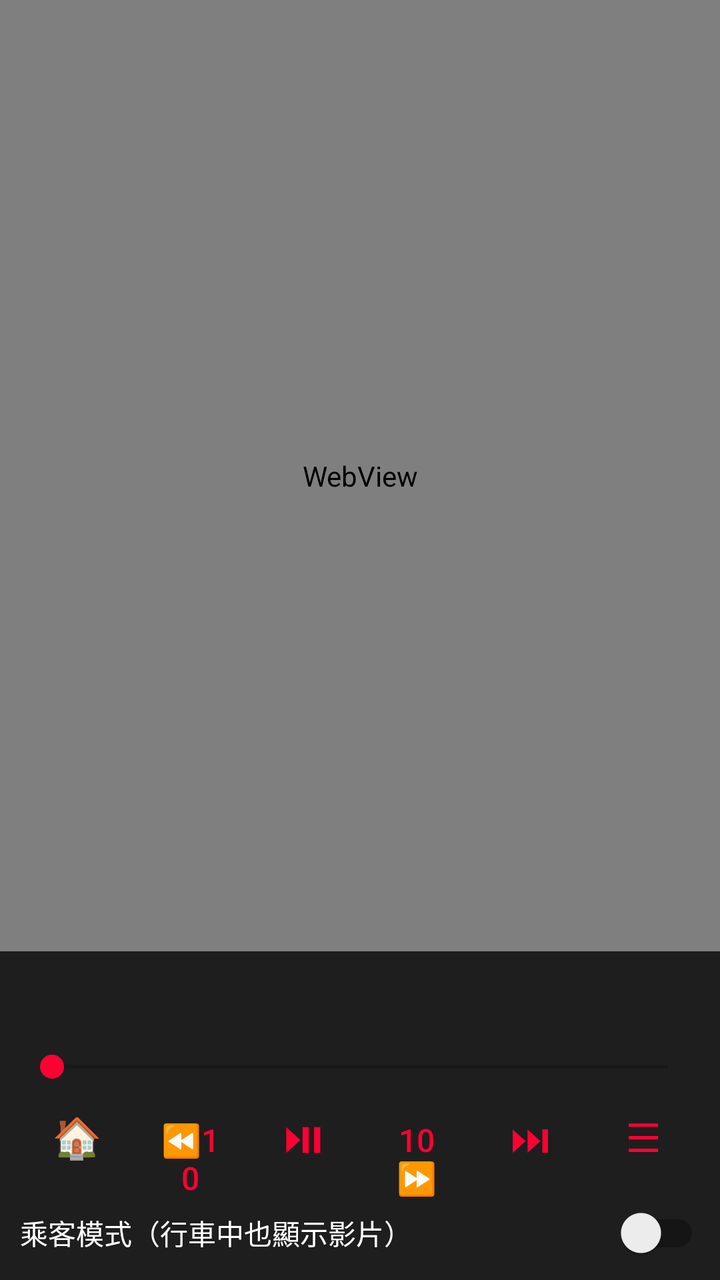
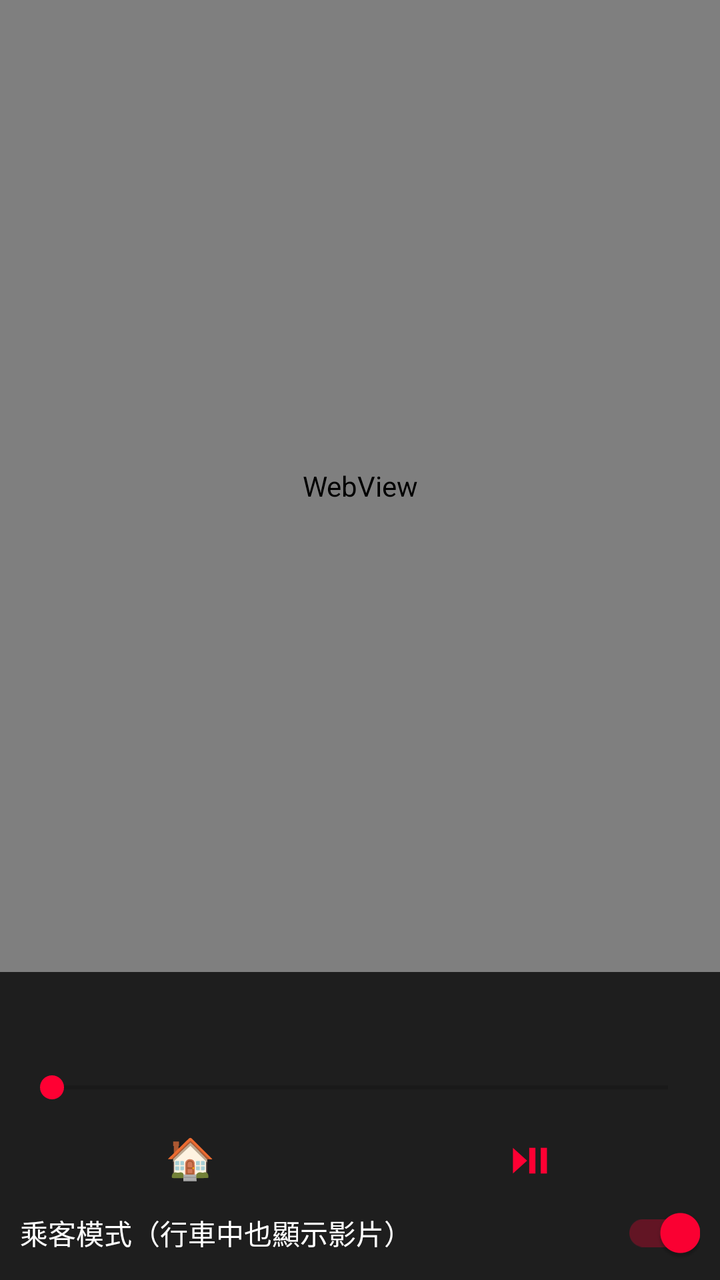

An Android layout rendered at two revisions. The XML below is the earlier revision; the diff shows what the commit changed to produce the second picture.
<!-- AndroidManifest.xml: application theme Theme.YtCar -->
<!-- res/layout/activity_main.xml -->
<?xml version="1.0" encoding="utf-8"?>
<LinearLayout xmlns:android="http://schemas.android.com/apk/res/android"
    android:layout_width="match_parent"
    android:layout_height="match_parent"
    android:fitsSystemWindows="true"
    android:orientation="vertical">

    <WebView
        android:id="@+id/web"
        android:layout_width="match_parent"
        android:layout_height="0dp"
        android:layout_weight="1" />

    <LinearLayout
        android:layout_width="match_parent"
        android:layout_height="wrap_content"
        android:background="@color/panel"
        android:orientation="vertical"
        android:padding="10dp">

        <TextView
            android:id="@+id/status"
            android:layout_width="match_parent"
            android:layout_height="wrap_content"
            android:textColor="#BBBBBB"
            android:textSize="12sp" />

        <TextView
            android:id="@+id/title"
            android:layout_width="match_parent"
            android:layout_height="wrap_content"
            android:ellipsize="end"
            android:maxLines="1"
            android:paddingTop="2dp"
            android:textColor="#FFFFFF"
            android:textSize="15sp"
            android:textStyle="bold" />

        <LinearLayout
            android:layout_width="match_parent"
            android:layout_height="wrap_content"
            android:gravity="center_vertical"
            android:orientation="horizontal">

            <SeekBar
                android:id="@+id/seek"
                android:layout_width="0dp"
                android:layout_height="wrap_content"
                android:layout_weight="1" />

            <TextView
                android:id="@+id/time"
                android:layout_width="wrap_content"
                android:layout_height="wrap_content"
                android:textColor="#BBBBBB"
                android:textSize="12sp" />
        </LinearLayout>

        <LinearLayout
            android:layout_width="match_parent"
            android:layout_height="wrap_content"
            android:orientation="horizontal">

            <Button android:id="@+id/btnHome" style="?android:attr/buttonBarButtonStyle"
                android:layout_width="0dp" android:layout_height="wrap_content" android:layout_weight="1"
                android:text="🏠" android:textSize="20sp" />
            <Button android:id="@+id/btnBack" style="?android:attr/buttonBarButtonStyle"
                android:layout_width="0dp" android:layout_height="wrap_content" android:layout_weight="1"
                android:text="⏪10" android:textSize="16sp" />
            <Button android:id="@+id/btnPlay" style="?android:attr/buttonBarButtonStyle"
                android:layout_width="0dp" android:layout_height="wrap_content" android:layout_weight="1"
                android:text="⏯" android:textSize="22sp" />
            <Button android:id="@+id/btnFwd" style="?android:attr/buttonBarButtonStyle"
                android:layout_width="0dp" android:layout_height="wrap_content" android:layout_weight="1"
                android:text="10⏩" android:textSize="16sp" />
            <Button android:id="@+id/btnNext" style="?android:attr/buttonBarButtonStyle"
                android:layout_width="0dp" android:layout_height="wrap_content" android:layout_weight="1"
                android:text="⏭" android:textSize="20sp" />
            <Button android:id="@+id/btnQueue" style="?android:attr/buttonBarButtonStyle"
                android:layout_width="0dp" android:layout_height="wrap_content" android:layout_weight="1"
                android:text="☰" android:textSize="20sp" />
        </LinearLayout>

        <androidx.appcompat.widget.SwitchCompat
            android:id="@+id/swPassenger"
            android:layout_width="match_parent"
            android:layout_height="wrap_content"
            android:text="乘客模式（行車中也顯示影片）"
            android:textColor="#FFFFFF" />
    </LinearLayout>
</LinearLayout>
<!-- resources referenced by this layout -->
<resources>
  <color name="panel">#1E1E1E</color>
  <style name="Theme.YtCar" parent="Theme.AppCompat.DayNight.NoActionBar">
          <item name="colorPrimary">#FF0033</item>
          <item name="colorAccent">#FF0033</item>
      </style>
</resources>

<!-- the commit's change to res/layout/activity_main.xml (unified diff, before → after) -->
@@ -64,27 +64,16 @@
             <Button android:id="@+id/btnHome" style="?android:attr/buttonBarButtonStyle"
                 android:layout_width="0dp" android:layout_height="wrap_content" android:layout_weight="1"
                 android:text="🏠" android:textSize="20sp" />
-            <Button android:id="@+id/btnBack" style="?android:attr/buttonBarButtonStyle"
-                android:layout_width="0dp" android:layout_height="wrap_content" android:layout_weight="1"
-                android:text="⏪10" android:textSize="16sp" />
             <Button android:id="@+id/btnPlay" style="?android:attr/buttonBarButtonStyle"
                 android:layout_width="0dp" android:layout_height="wrap_content" android:layout_weight="1"
                 android:text="⏯" android:textSize="22sp" />
-            <Button android:id="@+id/btnFwd" style="?android:attr/buttonBarButtonStyle"
-                android:layout_width="0dp" android:layout_height="wrap_content" android:layout_weight="1"
-                android:text="10⏩" android:textSize="16sp" />
-            <Button android:id="@+id/btnNext" style="?android:attr/buttonBarButtonStyle"
-                android:layout_width="0dp" android:layout_height="wrap_content" android:layout_weight="1"
-                android:text="⏭" android:textSize="20sp" />
-            <Button android:id="@+id/btnQueue" style="?android:attr/buttonBarButtonStyle"
-                android:layout_width="0dp" android:layout_height="wrap_content" android:layout_weight="1"
-                android:text="☰" android:textSize="20sp" />
         </LinearLayout>
 
         <androidx.appcompat.widget.SwitchCompat
             android:id="@+id/swPassenger"
             android:layout_width="match_parent"
             android:layout_height="wrap_content"
+            android:checked="true"
             android:text="乘客模式（行車中也顯示影片）"
             android:textColor="#FFFFFF" />
     </LinearLayout>
